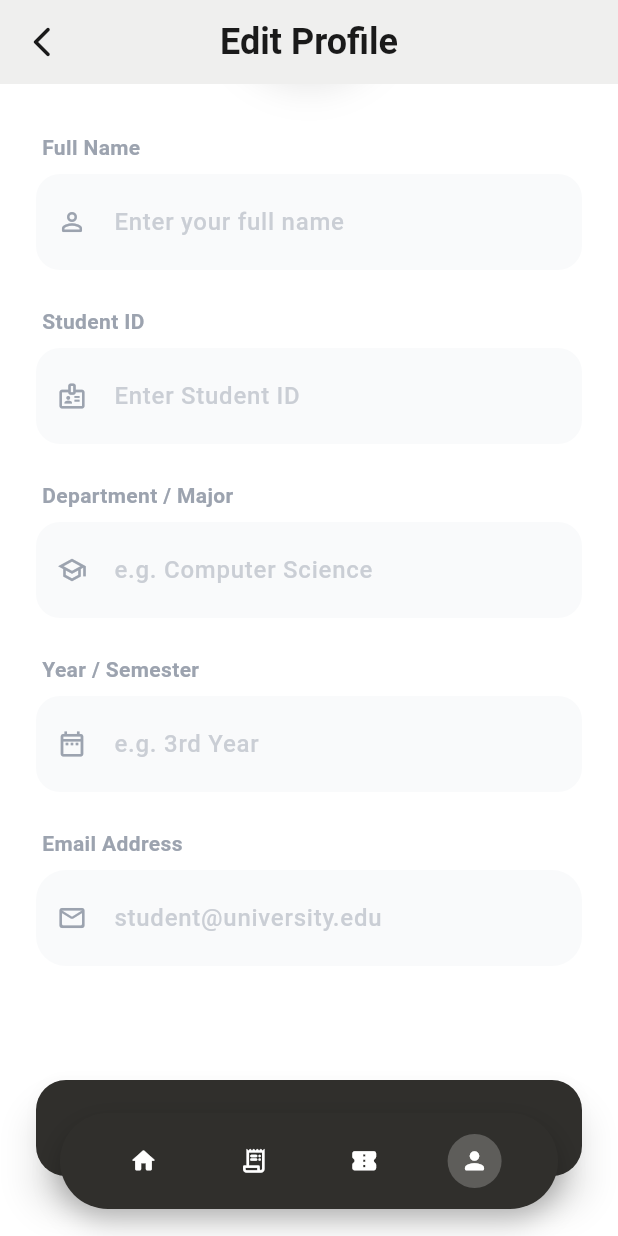
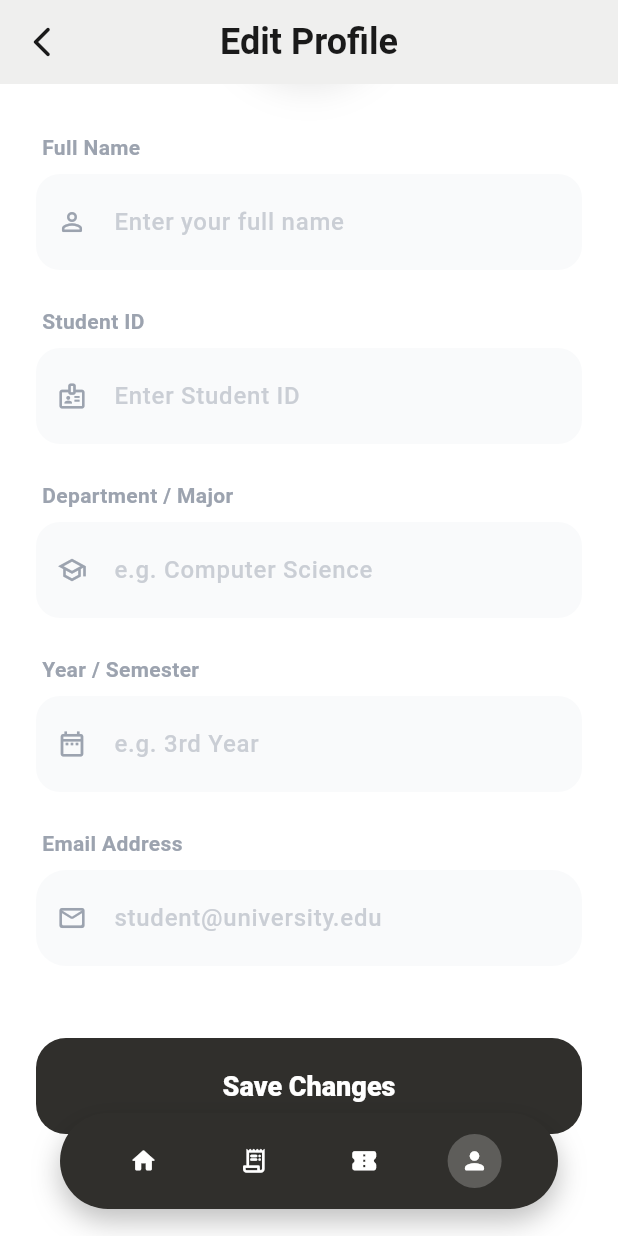
Before and after one commit to rahulx3-dev/noq, a Flutter app: the StudentEditProfileScreen screen opened by its route, scrolled down 144 dp, on a phone screen of 412 x 824 dp. Run offline on Flutter 3.47's test engine with Material 3 defaults, Android fonts, the phone set to English and light mode, and no system bars; our stand-ins replace cloud_firestore, connectivity_plus, firebase_auth, firebase_core, firebase_storage, fl_chart and 7 more; missing offline and left inert: mobile_scanner; accounts and stored records are empty.

Commit message:
fixed bugs

```diff
--- a/lib/features/auth/screens/login_screen.dart
+++ b/lib/features/auth/screens/login_screen.dart
@@ -134,13 +134,13 @@ class _LoginScreenState extends ConsumerState<LoginScreen> {
               ),
             ),
             const SizedBox(height: 40),
-            _buildFieldLabel('Student Email or ID', theme),
+            _buildFieldLabel('ID or Email', theme),
             const SizedBox(height: 8),
             TextField(
               controller: _idEmailController,
               style: GoogleFonts.plusJakartaSans(fontSize: 14, fontWeight: FontWeight.w500),
               decoration: const InputDecoration(
-                hintText: 'e.g. 20248592 or student@college.edu',
+                hintText: 'e.g. 20248592 or email@college.edu',
                 prefixIcon: Icon(Icons.person_outline),
               ),
             ),
--- a/lib/features/student/screens/student_edit_profile_screen.dart
+++ b/lib/features/student/screens/student_edit_profile_screen.dart
@@ -143,7 +143,7 @@ class _StudentEditProfileScreenState
       body: Stack(
         children: [
           SingleChildScrollView(
-            padding: const EdgeInsets.fromLTRB(24, 24, 24, 180),
+            padding: const EdgeInsets.fromLTRB(24, 24, 24, 140),
             child: Form(
               key: _formKey,
               child: Column(
@@ -253,30 +253,10 @@ class _StudentEditProfileScreenState
                     icon: Icons.mail_outline_rounded,
                     enabled: false,
                   ),
-                ],
-              ),
-            ),
-          ),
+                  const SizedBox(height: 48),
 
-          // Save Changes Bottom Bar from Stitch
-          Positioned(
-            bottom: 0,
-            left: 0,
-            right: 0,
-            child: Container(
-              padding: const EdgeInsets.fromLTRB(24, 24, 24, 40),
-              decoration: BoxDecoration(
-                gradient: LinearGradient(
-                  begin: Alignment.topCenter,
-                  end: Alignment.bottomCenter,
-                  colors: [
-                    StudentTheme.background.withValues(alpha: 0),
-                    StudentTheme.background.withValues(alpha: 0.9),
-                    StudentTheme.background,
-                  ],
-                ),
-              ),
-              child: SizedBox(
+                  // Save Changes Button (Inside scrollable content)
+                  SizedBox(
                     width: double.infinity,
                     height: 64,
                     child: ElevatedButton(
@@ -287,8 +267,7 @@ class _StudentEditProfileScreenState
                         shape: RoundedRectangleBorder(
                           borderRadius: BorderRadius.circular(20),
                         ),
-                    elevation: 10,
-                    shadowColor: StudentTheme.primaryOrange.withValues(alpha: 0.4),
+                        elevation: 0, // Simplified for inline
                       ),
                       child: _isLoading
                           ? const SizedBox(
@@ -307,6 +286,8 @@ class _StudentEditProfileScreenState
                               ),
                             ),
                     ),
+                  ),
+                ],
               ),
             ),
           ),
```
Also changed, not shown: lib/features/auth/screens/verify_email_screen.dart (+6 -1 lines), lib/features/student/services/student_order_service.dart (+21 -5 lines). Lines whose indentation alone changed are shown as unchanged.
